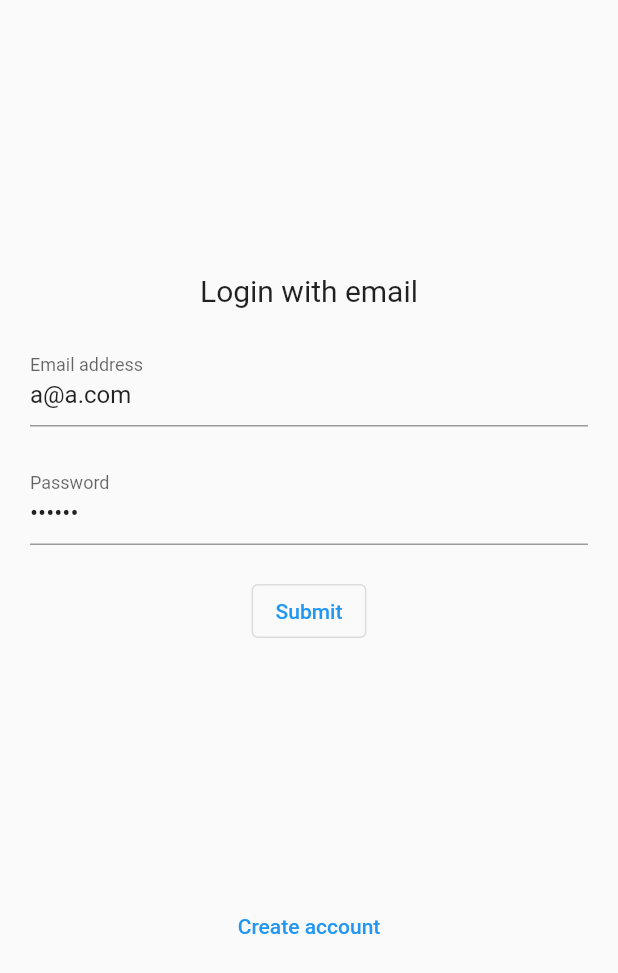
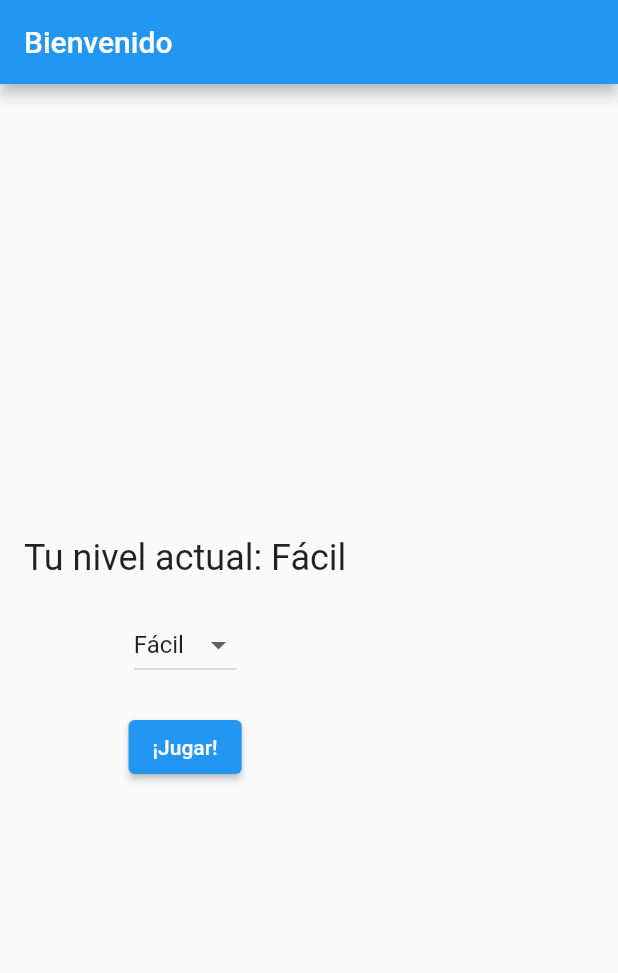
Before and after one commit to Oetam05/Movil_classProject, a Flutter app: the screen it shows after launch, on a phone screen of 412 x 824 dp. Shown: the top 973 px of the screen. Run offline on Flutter 3.47's test engine with Material 2 defaults, Android fonts, the phone set to English and light mode, and no system bars; our stand-ins replace get, loggy; accounts and stored records are empty; network calls fail.

Commit message:
pagina de bienvenida agregada

```diff
--- a/lib/ui/central.dart
+++ b/lib/ui/central.dart
@@ -1,9 +1,10 @@
 import 'package:f_web_authentication/ui/controller/authentication_controller.dart';
+import 'package:f_web_authentication/ui/pages/content/welcome_page.dart';
 import 'package:flutter/material.dart';
 import 'package:get/get.dart';
 
-import 'pages/authentication/login_page.dart';
-import 'pages/content/user_list_page.dart';
+//import 'pages/authentication/login_page.dart';
+import 'pages/content/playing_page.dart';
 
 class Central extends StatelessWidget {
   const Central({super.key});
@@ -12,7 +13,7 @@ class Central extends StatelessWidget {
   Widget build(BuildContext context) {
     AuthenticationController authenticationController = Get.find();
     return Obx(() => authenticationController.isLogged
-        ? const UserListPage()
-        : const LoginPage());
+        ? const WelcomePage()
+        : const WelcomePage());
   }
 }
--- a/lib/ui/controller/calculator_controller.dart
+++ b/lib/ui/controller/calculator_controller.dart
@@ -27,7 +27,7 @@ class CalculatorController extends GetxController {
     if (i < 6) {
       generateRandomNumbers();
     } else {
-      print("se acab'o");
+      print("se acabo");
     }
   }
 
--- a/lib/ui/pages/content/user_list_page.dart
+++ b/lib/ui/pages/content/playing_page.dart
@@ -5,14 +5,14 @@ import '../../controller/authentication_controller.dart';
 import '../../controller/user_controller.dart';
 import '../../controller/calculator_controller.dart';
 
-class UserListPage extends StatefulWidget {
-  const UserListPage({super.key});
+class PlayingPage extends StatefulWidget {
+  const PlayingPage({super.key});
 
   @override
-  State<UserListPage> createState() => _UserListPageState();
+  State<PlayingPage> createState() => _PlayingPageState();
 }
 
-class _UserListPageState extends State<UserListPage> {
+class _PlayingPageState extends State<PlayingPage> {
   UserController userController = Get.find();
   AuthenticationController authenticationController = Get.find();
   final CalculatorController calculatorController =
--- /dev/null
+++ b/lib/ui/pages/content/welcome_page.dart
@@ -0,0 +1,60 @@
+
+import 'package:f_web_authentication/ui/pages/content/playing_page.dart';
+import 'package:flutter/material.dart';
+import 'package:get/get.dart';
+
+class WelcomePage extends StatefulWidget {
+
+  const WelcomePage({super.key});
+
+  @override
+  _WelcomePageState createState() => _WelcomePageState();
+}
+
+class _WelcomePageState extends State<WelcomePage> {
+  String nivelSeleccionado = 'Fácil'; // Valor inicial del ComboBox
+
+  @override
+  Widget build(BuildContext context) {
+    return Scaffold(
+      appBar: AppBar(
+        title: const Text('Bienvenido'),
+      ),
+      body: Padding(
+        padding: const EdgeInsets.all(16.0),
+        child: Column(
+          mainAxisAlignment: MainAxisAlignment.center,
+          crossAxisAlignment: CrossAxisAlignment.center,
+          children: [
+            const Text(
+              'Tu nivel actual: Fácil', // Puedes reemplazar esto con tu lógica real
+              style: TextStyle(fontSize: 24),
+            ),
+            const SizedBox(height: 20),
+            DropdownButton<String>(
+              value: nivelSeleccionado,
+              items: <String>['Fácil', 'Medio', 'Difícil'].map((String value) {
+                return DropdownMenuItem<String>(
+                  value: value,
+                  child: Text(value),
+                );
+              }).toList(),
+              onChanged: (String? newValue) {
+                setState(() {
+                  nivelSeleccionado = newValue!;
+                });
+              },
+            ),
+            const SizedBox(height: 20),
+            ElevatedButton(
+              onPressed: () {
+                Get.to(()=> const PlayingPage());
+              },
+              child: const Text('¡Jugar!'),
+            ),
+          ],
+        ),
+      ),
+    );
+  }
+}
```
Also changed, not shown: lib/domain/use_case/calculator_usecase.dart (added).
